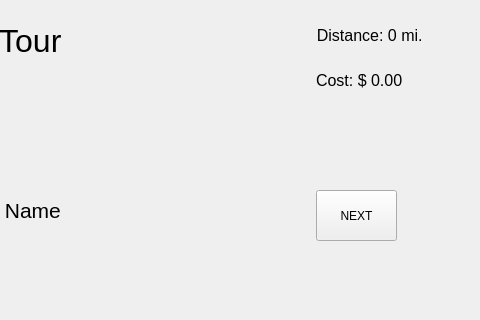
Cyriously1/NFLTour, file showtour.ui: the form before one commit; both pictures show x 464 to 944 and y 0 to 320 of the 944 by 735 pixel window.
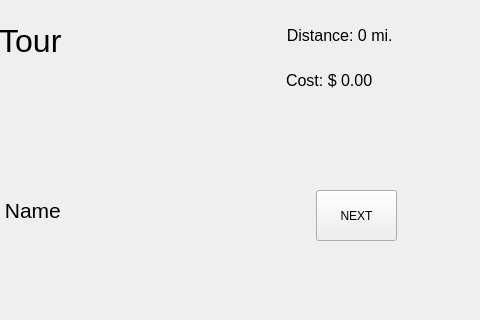
The form after the commit.

```diff
--- a/showtour.ui
+++ b/showtour.ui
@@ -92,7 +92,7 @@
   <widget class="QLabel" name="label_cost">
    <property name="geometry">
     <rect>
-     <x>780</x>
+     <x>750</x>
      <y>70</y>
      <width>121</width>
      <height>21</height>
@@ -136,7 +136,7 @@
   <widget class="QLabel" name="label_distance">
    <property name="geometry">
     <rect>
-     <x>680</x>
+     <x>650</x>
      <y>20</y>
      <width>211</width>
      <height>31</height>
```
